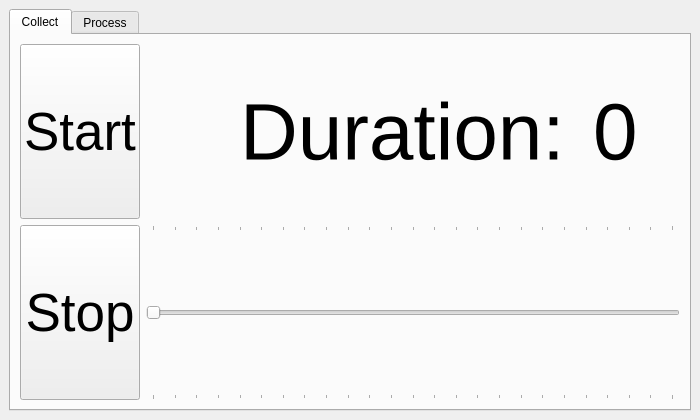
First picture: the form in gui.ui, repository nogleo/datanog, before the edit.
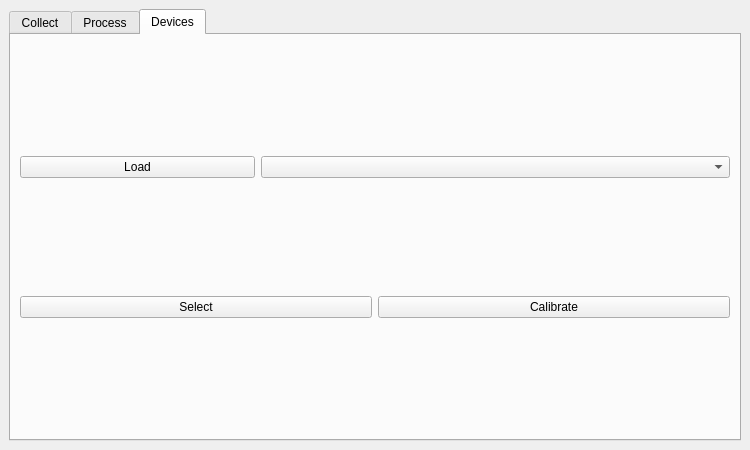
Second picture: the form after the edit.

Commit message: device tab init

The edit to the form file:
```diff
--- a/gui.ui
+++ b/gui.ui
@@ -6,8 +6,8 @@
    <rect>
     <x>0</x>
     <y>0</y>
-    <width>700</width>
-    <height>420</height>
+    <width>750</width>
+    <height>450</height>
    </rect>
   </property>
   <property name="sizePolicy">
@@ -38,8 +38,8 @@
      <verstretch>1</verstretch>
     </sizepolicy>
    </property>
-   <layout class="QVBoxLayout" name="verticalLayout_2">
-    <item>
+   <layout class="QGridLayout" name="gridLayout_3">
+    <item row="0" column="0">
      <widget class="QTabWidget" name="tabWidget">
       <property name="sizePolicy">
        <sizepolicy hsizetype="Expanding" vsizetype="Expanding">
@@ -48,7 +48,7 @@
        </sizepolicy>
       </property>
       <property name="currentIndex">
-       <number>0</number>
+       <number>2</number>
       </property>
       <widget class="QWidget" name="tab_1">
        <attribute name="title">
@@ -178,7 +178,7 @@
           </property>
          </widget>
         </item>
-        <item row="1" column="2">
+        <item row="1" column="1" colspan="2">
          <widget class="QLabel" name="label_2">
           <property name="sizePolicy">
            <sizepolicy hsizetype="Expanding" vsizetype="Expanding">
@@ -246,6 +246,41 @@
         </item>
        </layout>
       </widget>
+      <widget class="QWidget" name="tab_3">
+       <attribute name="title">
+        <string>Devices</string>
+       </attribute>
+       <layout class="QGridLayout" name="gridLayout_4">
+        <item row="0" column="0">
+         <widget class="QPushButton" name="pushButton_2">
+          <property name="text">
+           <string>Load</string>
+          </property>
+         </widget>
+        </item>
+        <item row="1" column="0" colspan="3">
+         <layout class="QHBoxLayout" name="horizontalLayout_2">
+          <item>
+           <widget class="QPushButton" name="pushButton_5">
+            <property name="text">
+             <string>Select</string>
+            </property>
+           </widget>
+          </item>
+          <item>
+           <widget class="QPushButton" name="pushButton_3">
+            <property name="text">
+             <string>Calibrate</string>
+            </property>
+           </widget>
+          </item>
+         </layout>
+        </item>
+        <item row="0" column="1" colspan="2">
+         <widget class="QComboBox" name="comboBox"/>
+        </item>
+       </layout>
+      </widget>
      </widget>
     </item>
    </layout>
```
Left out of the diff: 37 changed lines with no effect on the pictures. The commit also changes 3 other files.
